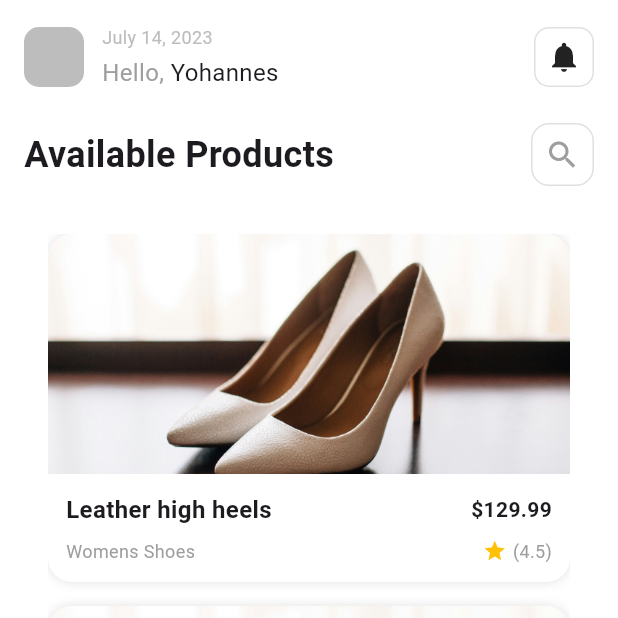
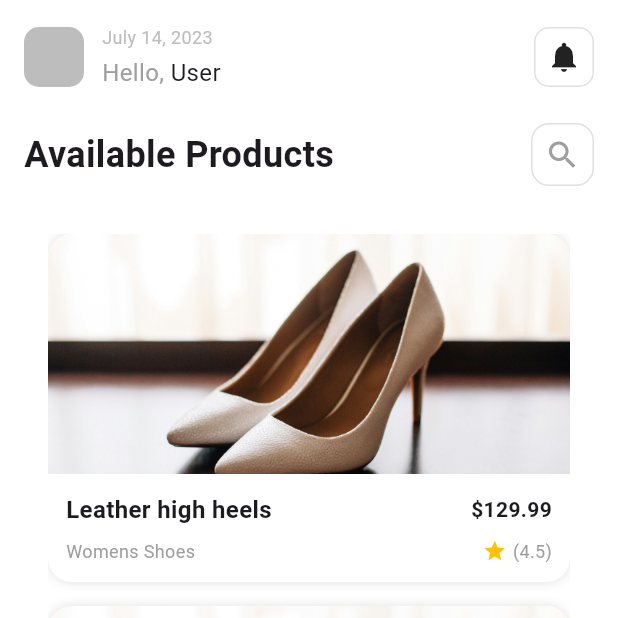
Before and after one commit to blen3696/2025-project-phase-mobile-tasks, a Flutter app: the HomePage screen opened by its route, on a phone screen of 412 x 824 dp, the top half of it. Run offline on Flutter 3.47's test engine with Material 3 defaults, Android fonts, the phone set to English and light mode, and no system bars; our stand-ins replace equatable, flutter_bloc, internet_connection_checker, jwt_decoder, shared_preferences; accounts and stored records are empty.

Commit message:
final commit task 22

```diff
--- a/mobile/blen_redwan/ecommerce_app/lib/features/auth/data/datasources/auth_remote_data_source.dart
+++ b/mobile/blen_redwan/ecommerce_app/lib/features/auth/data/datasources/auth_remote_data_source.dart
@@ -1,10 +1,13 @@
 import 'dart:convert';
 import 'package:http/http.dart' as http;
+import 'package:shared_preferences/shared_preferences.dart';
 import '../models/user_model.dart';
 
 abstract class AuthRemoteDataSource {
   Future<UserModel> login(String email, String password);
   Future<UserModel> signup(String name, String email, String password);
+
+  Future<void> logout() async {}
 }
 
 class AuthRemoteDataSourceImpl implements AuthRemoteDataSource {
@@ -45,4 +48,12 @@ class AuthRemoteDataSourceImpl implements AuthRemoteDataSource {
       throw Exception('Failed to signup with status: ${response.statusCode}');
     }
   }
+
+  @override
+  Future<void> logout() async {
+    final prefs = await SharedPreferences.getInstance();
+    await prefs.remove('user_token');
+    await prefs.remove('user_name');
+    await prefs.remove('user_email');
+  }
 }
--- a/mobile/blen_redwan/ecommerce_app/lib/features/auth/data/repositories/auth_repository_impl.dart
+++ b/mobile/blen_redwan/ecommerce_app/lib/features/auth/data/repositories/auth_repository_impl.dart
@@ -19,6 +19,6 @@ class AuthRepositoryImpl implements AuthRepository {
 
   @override
   Future<void> logout() async {
-    // You could also clear shared_preferences or tokens here
+    await remoteDataSource.logout();
   }
 }
--- a/mobile/blen_redwan/ecommerce_app/lib/features/auth/presentation/bloc/auth_bloc.dart
+++ b/mobile/blen_redwan/ecommerce_app/lib/features/auth/presentation/bloc/auth_bloc.dart
@@ -36,6 +36,7 @@ class AuthBloc extends Bloc<AuthEvent, AuthState> {
         final prefs = await SharedPreferences.getInstance();
         await prefs.setString('user_name', user.name);
         await prefs.setString('user_email', user.email);
+        await prefs.setString('user_token', user.token);
 
         emit(Authenticated(user));
       } catch (e) {
--- a/mobile/blen_redwan/ecommerce_app/lib/features/auth/presentation/pages/splash_page.dart
+++ b/mobile/blen_redwan/ecommerce_app/lib/features/auth/presentation/pages/splash_page.dart
@@ -54,7 +54,7 @@ class _SplashPageState extends State<SplashPage> {
                     child: Image.asset(
                       'assets/images/logo.png',
                       height: 80,
-                      width: 50,
+                      width: 160,
                       fit: BoxFit.contain,
                     ),
                   ),
--- a/mobile/blen_redwan/ecommerce_app/lib/features/product/presentation/widgets/header_section.dart
+++ b/mobile/blen_redwan/ecommerce_app/lib/features/product/presentation/widgets/header_section.dart
@@ -1,7 +1,37 @@
 import 'package:flutter/material.dart';
+import 'package:shared_preferences/shared_preferences.dart';
 
-class HeaderSection extends StatelessWidget {
+class HeaderSection extends StatefulWidget {
   const HeaderSection({super.key});
+
+  @override
+  State<HeaderSection> createState() => _HeaderSectionState();
+}
+
+class _HeaderSectionState extends State<HeaderSection> {
+  String displayName = 'User'; // Default fallback
+
+  @override
+  void initState() {
+    super.initState();
+    _loadUserInfo();
+  }
+
+  Future<void> _loadUserInfo() async {
+    final prefs = await SharedPreferences.getInstance();
+    final savedName = prefs.getString('user_name');
+    final savedEmail = prefs.getString('user_email');
+
+    setState(() {
+      if (savedName != null && savedName.isNotEmpty) {
+        displayName = savedName;
+      } else if (savedEmail != null && savedEmail.isNotEmpty) {
+        displayName = savedEmail;
+      } else {
+        displayName = 'User';
+      }
+    });
+  }
 
   @override
   Widget build(BuildContext context) {
@@ -28,21 +58,20 @@ class HeaderSection extends StatelessWidget {
                   style: TextStyle(fontSize: 12, color: Colors.grey[400]),
                 ),
                 const SizedBox(height: 4),
-                const Row(
+                Row(
                   mainAxisAlignment: MainAxisAlignment.start,
                   children: [
-                    Text(
+                    const Text(
                       'Hello, ',
                       style: TextStyle(fontSize: 16, color: Colors.grey),
                     ),
-                    Text('Yohannes', style: TextStyle(fontSize: 16)),
+                    Text(displayName, style: const TextStyle(fontSize: 16)),
                   ],
                 ),
               ],
             ),
           ],
         ),
-
         Container(
           width: 40,
           height: 40,
--- a/mobile/blen_redwan/ecommerce_app/pubspec.yaml
+++ b/mobile/blen_redwan/ecommerce_app/pubspec.yaml
@@ -28,6 +28,7 @@ environment:
 # the latest version available on pub.dev. To see which dependencies have newer
 # versions available, run `flutter pub outdated`.
 dependencies:
+  jwt_decoder: ^2.0.1
   flutter_bloc: ^8.1.3
   equatable: ^2.0.5
   http: ^1.2.2
```
Also changed, not shown: mobile/blen_redwan/ecommerce_app/lib/features/auth/data/models/user_model.dart (+9 -3 lines), mobile/blen_redwan/ecommerce_app/lib/features/chat/domain/entities/message.dart (added, +17 -0 lines), mobile/blen_redwan/ecommerce_app/pubspec.lock.
